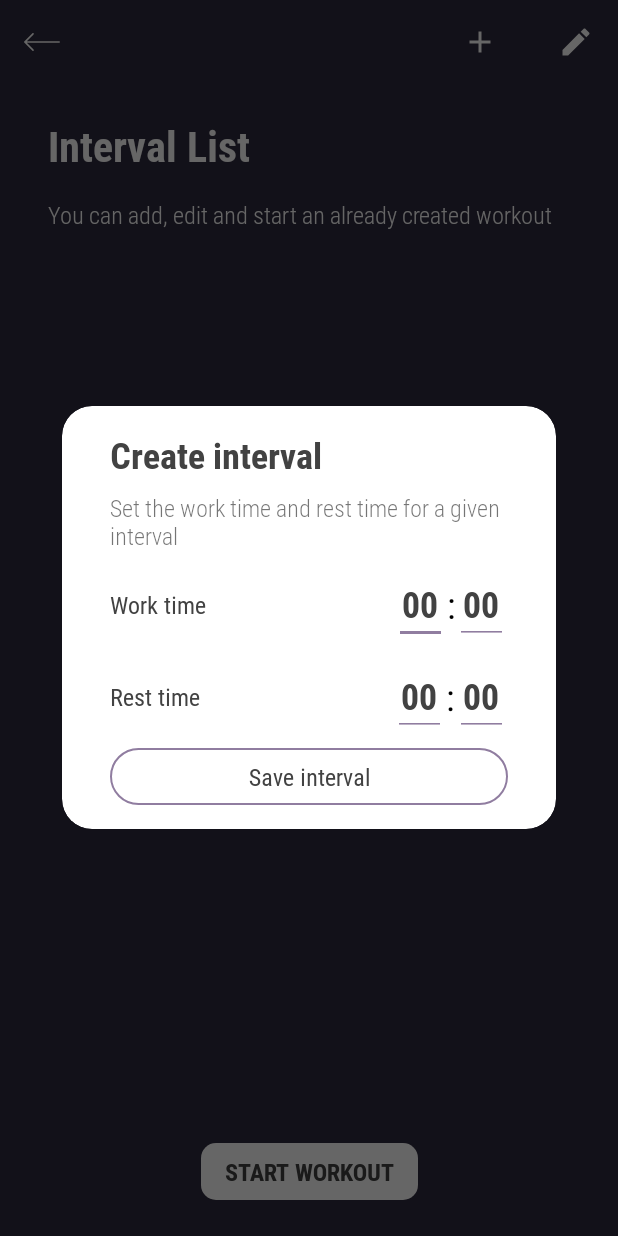
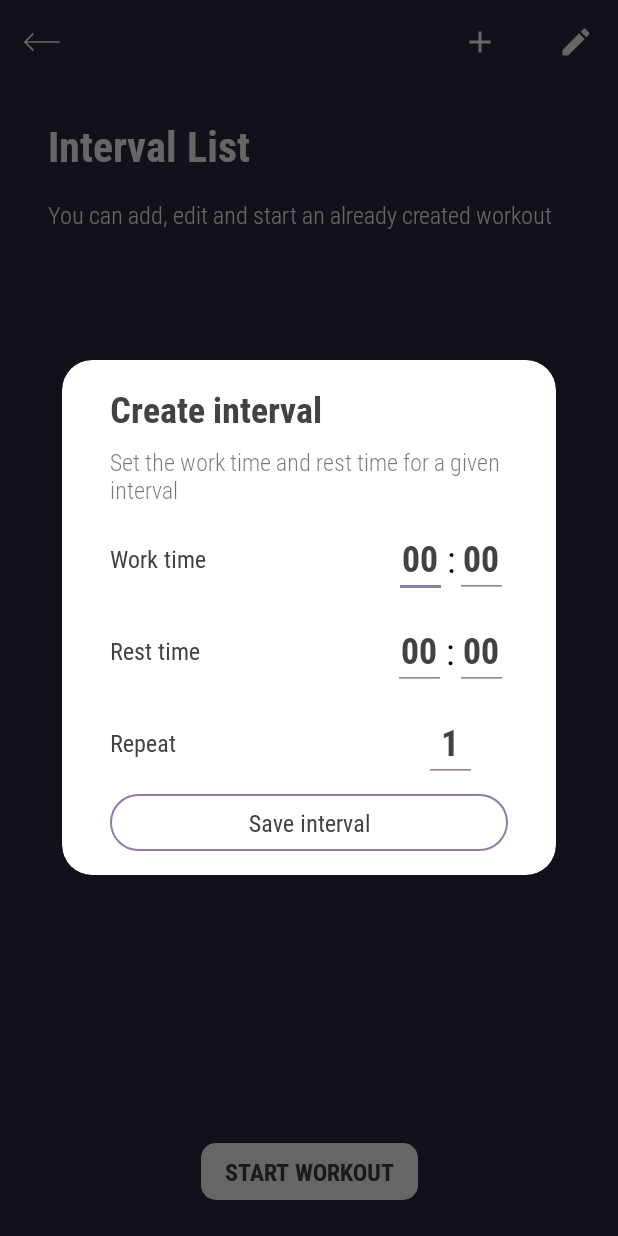
Before and after one commit to Foxek/WiseTimer, an Android app: the IntervalActivity screen opened directly, with no data from a screen before it, after a tap on an icon or button, on a phone screen of 412 x 824 dp. Run offline under Robolectric (Android 15) with nearby library versions, the phone set to English and light mode, and no system bars; our stand-ins replace ButterKnife, Dagger/Hilt's generated code, Room's generated code, RxJava; libraries missing offline, so code that uses them is left out: android.arch.persistence.

Commit message:
Добавлена возможность создать несколько одинаковых интервалов за один раз

```diff
--- a/app/src/main/java/com/foxek/simpletimer/ui/interval/IntervalContact.java
+++ b/app/src/main/java/com/foxek/simpletimer/ui/interval/IntervalContact.java
@@ -37,7 +37,7 @@ public interface IntervalContact {
 
         void onIntervalChanged(int work_time, int rest_time);
 
-        void onIntervalCreated(int work_time, int rest_time);
+        void onIntervalCreated(int work_time, int rest_timez);
 
         void onDeleteInterval();
 
--- a/app/src/main/res/layout/dialog_edit_interval.xml
+++ b/app/src/main/res/layout/dialog_edit_interval.xml
@@ -1,6 +1,7 @@
 <?xml version="1.0" encoding="utf-8"?>
 <android.support.constraint.ConstraintLayout xmlns:android="http://schemas.android.com/apk/res/android"
     xmlns:app="http://schemas.android.com/apk/res-auto"
+    xmlns:tools="http://schemas.android.com/tools"
     android:layout_width="match_parent"
     android:layout_height="wrap_content"
     android:paddingStart="@dimen/dialog_horizontal_padding"
@@ -149,9 +150,8 @@
         android:layout_marginTop="24dp"
         android:text="@string/delete_interval_button"
         app:layout_constraintEnd_toEndOf="parent"
-        app:layout_constraintHorizontal_bias="0.0"
         app:layout_constraintStart_toStartOf="parent"
-        app:layout_constraintTop_toBottomOf="@+id/rest_minute_text" />
+        app:layout_constraintTop_toBottomOf="@+id/repeats_edit_text" />
 
     <TextView
         android:id="@+id/save_button"
@@ -166,4 +166,34 @@
         app:layout_constraintStart_toStartOf="parent"
         app:layout_constraintTop_toBottomOf="@+id/delete_button" />
 
+    <TextView
+        android:id="@+id/repeat_name"
+        android:layout_width="wrap_content"
+        android:layout_height="wrap_content"
+        android:fontFamily="@font/roboto_condensed_regular"
+        android:text="@string/timer_repeat"
+        android:textColor="#424242"
+        android:textSize="16sp"
+        app:layout_constraintBottom_toBottomOf="@+id/repeats_edit_text"
+        app:layout_constraintStart_toStartOf="parent"
+        app:layout_constraintTop_toTopOf="@+id/repeats_edit_text" />
+
+    <EditText
+        android:id="@+id/repeats_edit_text"
+        style="@style/CustomEditText"
+        android:layout_width="35dp"
+        android:layout_height="wrap_content"
+        android:layout_marginStart="8dp"
+        android:layout_marginTop="8dp"
+        android:layout_marginEnd="8dp"
+        android:digits="0123456789"
+        android:ems="10"
+        android:fontFamily="@font/roboto_condensed_bold"
+        android:inputType="textNoSuggestions|number"
+        android:maxLength="2"
+        android:textSize="24sp"
+        app:layout_constraintEnd_toEndOf="@+id/rest_second_text"
+        app:layout_constraintStart_toStartOf="@+id/rest_minute_text"
+        app:layout_constraintTop_toBottomOf="@+id/rest_minute_text" />
+
 </android.support.constraint.ConstraintLayout>
--- a/app/src/main/res/values/strings.xml
+++ b/app/src/main/res/values/strings.xml
@@ -7,6 +7,7 @@
     <string name="timer_prepare_number">Start soon</string>
     <string name="timer_work_time">Work time</string>
     <string name="timer_rest_time">Rest time</string>
+    <string name="timer_repeat">Repeat</string>
 
     <string name="time_min_hint">min</string>
     <string name="timer_pause_button">Pause</string>
```
Also changed, not shown: app/src/main/java/com/foxek/simpletimer/ui/interval/dialog/IntervalCreateDialog.java (+24 -8 lines), app/src/main/java/com/foxek/simpletimer/ui/interval/dialog/IntervalEditDialog.java (+11 -0 lines), app/src/main/java/com/foxek/simpletimer/data/AlarmHelper.java (renamed from app/src/main/java/com/foxek/simpletimer/data/model/AlarmHelper.java), app/src/main/java/com/foxek/simpletimer/data/TimerHelper.java (renamed from app/src/main/java/com/foxek/simpletimer/data/model/TimerHelper.java), app/src/main/java/com/foxek/simpletimer/data/database/IntervalDAO.java (renamed from app/src/main/java/com/foxek/simpletimer/data/IntervalDAO.java), app/src/main/java/com/foxek/simpletimer/data/database/TrainingDatabase.java (renamed from app/src/main/java/com/foxek/simpletimer/data/TrainingDatabase.java), app/src/main/java/com/foxek/simpletimer/data/database/WorkoutDAO.java (renamed from app/src/main/java/com/foxek/simpletimer/data/WorkoutDAO.java), app/src/main/java/com/foxek/simpletimer/data/database/model/Interval.java (renamed from app/src/main/java/com/foxek/simpletimer/data/model/interval/Interval.java), app/src/main/java/com/foxek/simpletimer/data/database/model/IntervalUtils.java (renamed from app/src/main/java/com/foxek/simpletimer/data/model/interval/IntervalUtils.java), app/src/main/java/com/foxek/simpletimer/data/database/model/Workout.java (renamed from app/src/main/java/com/foxek/simpletimer/data/model/workout/Workout.java), app/src/main/java/com/foxek/simpletimer/data/database/repository/IntervalRepository.java (renamed from app/src/main/java/com/foxek/simpletimer/data/model/interval/IntervalRepository.java), app/src/main/java/com/foxek/simpletimer/data/database/repository/WorkoutRepository.java (renamed from app/src/main/java/com/foxek/simpletimer/data/model/workout/WorkoutRepository.java), 2 other files.
